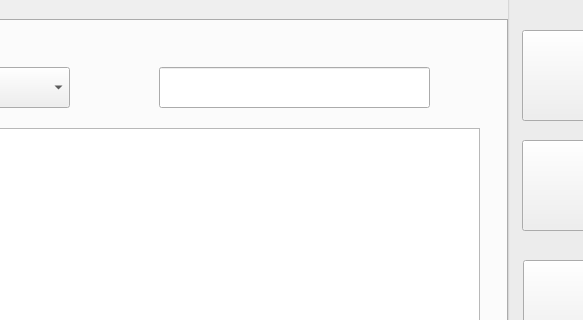
The window that design.ui (ameer810/analyst-pyqt5-project) describes before a commit, drawn with Qt 5; both pictures show x 513 to 1096 and y 0 to 320 of the 1258 by 753 pixel window.
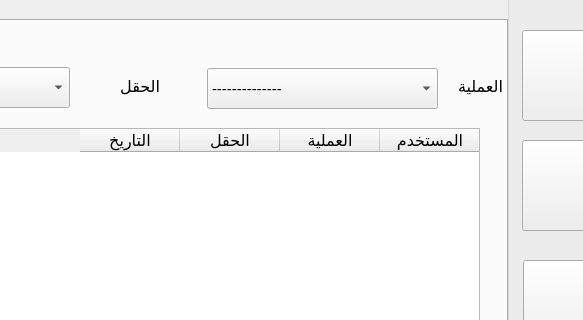
The same window after the commit. The open tabs and pages were chosen to show the change. Icons and pictures are not drawn.

```diff
--- a/design.ui
+++ b/design.ui
@@ -4404,24 +4404,29 @@
         <height>571</height>
        </rect>
       </property>
-     </widget>
-     <widget class="QLineEdit" name="lineEdit_27">
-      <property name="geometry">
-       <rect>
-        <x>660</x>
-        <y>46</y>
-        <width>271</width>
-        <height>41</height>
-       </rect>
+      <property name="layoutDirection">
+       <enum>Qt::RightToLeft</enum>
       </property>
-      <property name="font">
-       <font>
-        <pointsize>13</pointsize>
-       </font>
-      </property>
-      <property name="placeholderText">
-       <string/>
-      </property>
+      <column>
+       <property name="text">
+        <string>المستخدم</string>
+       </property>
+      </column>
+      <column>
+       <property name="text">
+        <string>العملية</string>
+       </property>
+      </column>
+      <column>
+       <property name="text">
+        <string>الحقل</string>
+       </property>
+      </column>
+      <column>
+       <property name="text">
+        <string>التاريخ</string>
+       </property>
+      </column>
      </widget>
      <widget class="QComboBox" name="comboBox_20">
       <property name="geometry">
@@ -4465,6 +4470,104 @@
        <string>بحث</string>
       </property>
      </widget>
+     <widget class="QComboBox" name="comboBox_24">
+      <property name="geometry">
+       <rect>
+        <x>708</x>
+        <y>47</y>
+        <width>231</width>
+        <height>41</height>
+       </rect>
+      </property>
+      <property name="font">
+       <font>
+        <family>Segoe UI</family>
+        <pointsize>11</pointsize>
+       </font>
+      </property>
+      <item>
+       <property name="text">
+        <string>--------------</string>
+       </property>
+      </item>
+      <item>
+       <property name="text">
+        <string>تسجيل دخول</string>
+       </property>
+      </item>
+      <item>
+       <property name="text">
+        <string>تسجيل خروج</string>
+       </property>
+      </item>
+      <item>
+       <property name="text">
+        <string>اضافة</string>
+       </property>
+      </item>
+      <item>
+       <property name="text">
+        <string>تعديل</string>
+       </property>
+      </item>
+      <item>
+       <property name="text">
+        <string>حذف</string>
+       </property>
+      </item>
+      <item>
+       <property name="text">
+        <string>بحث</string>
+       </property>
+      </item>
+      <item>
+       <property name="text">
+        <string>طباعة</string>
+       </property>
+      </item>
+     </widget>
+     <widget class="QLabel" name="label_15">
+      <property name="geometry">
+       <rect>
+        <x>943</x>
+        <y>40</y>
+        <width>61</width>
+        <height>51</height>
+       </rect>
+      </property>
+      <property name="font">
+       <font>
+        <family>Segoe UI</family>
+        <pointsize>12</pointsize>
+        <weight>50</weight>
+        <bold>false</bold>
+       </font>
+      </property>
+      <property name="text">
+       <string>العملية</string>
+      </property>
+     </widget>
+     <widget class="QLabel" name="label_16">
+      <property name="geometry">
+       <rect>
+        <x>600</x>
+        <y>40</y>
+        <width>61</width>
+        <height>51</height>
+       </rect>
+      </property>
+      <property name="font">
+       <font>
+        <family>Segoe UI</family>
+        <pointsize>12</pointsize>
+        <weight>50</weight>
+        <bold>false</bold>
+       </font>
+      </property>
+      <property name="text">
+       <string>الحقل</string>
+      </property>
+     </widget>
     </widget>
     <widget class="QWidget" name="tab_7">
      <attribute name="title">
```
Left out of the diff: 45 changed lines with no effect on the pictures.
